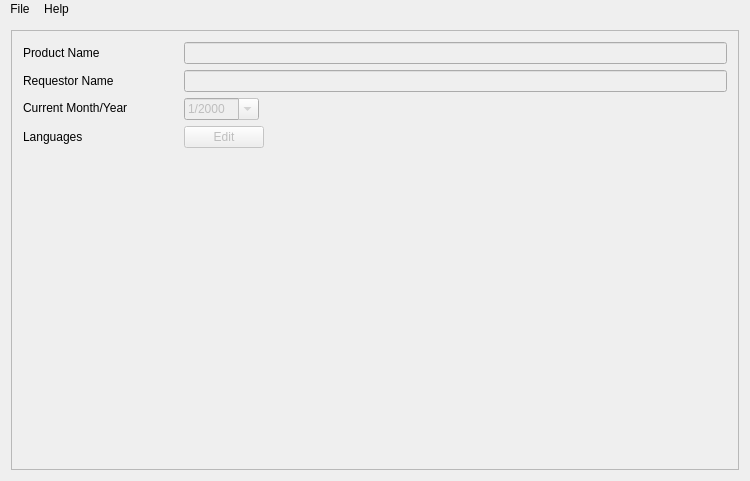
daemonangel/Ditaform, file RegulatoryTemplate.ui: the form before one commit.
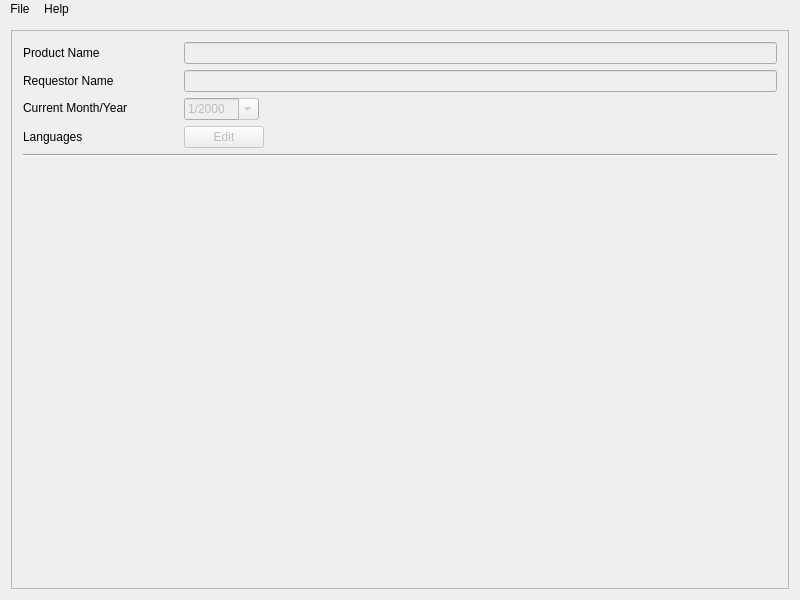
The form after the commit. Icons and pictures are not drawn.

Commit message: Made the left column a little wider and made the whole form start at a size of 800x600.

What changed in the file:
```diff
--- a/RegulatoryTemplate.ui
+++ b/RegulatoryTemplate.ui
@@ -10,8 +10,8 @@
    <rect>
     <x>0</x>
     <y>0</y>
-    <width>750</width>
-    <height>481</height>
+    <width>800</width>
+    <height>600</height>
    </rect>
   </property>
   <property name="sizePolicy">
@@ -75,8 +75,8 @@
         <rect>
          <x>0</x>
          <y>0</y>
-         <width>730</width>
-         <height>439</height>
+         <width>780</width>
+         <height>558</height>
         </rect>
        </property>
        <property name="sizePolicy">
@@ -236,6 +236,13 @@
           </property>
          </widget>
         </item>
+        <item row="4" column="0" colspan="2">
+         <widget class="Line" name="line">
+          <property name="orientation">
+           <enum>Qt::Horizontal</enum>
+          </property>
+         </widget>
+        </item>
        </layout>
       </widget>
      </widget>
@@ -247,7 +254,7 @@
     <rect>
      <x>0</x>
      <y>0</y>
-     <width>750</width>
+     <width>800</width>
      <height>22</height>
     </rect>
    </property>
```
The commit also changes 3 other files.
